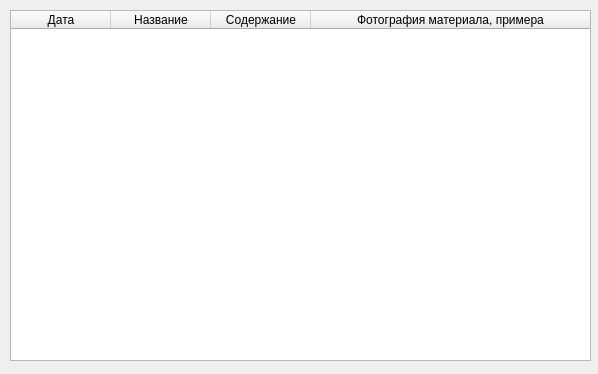
The window that ui/tasks.ui (OCCCAS/Yandex) describes before a commit, drawn with Qt 5.
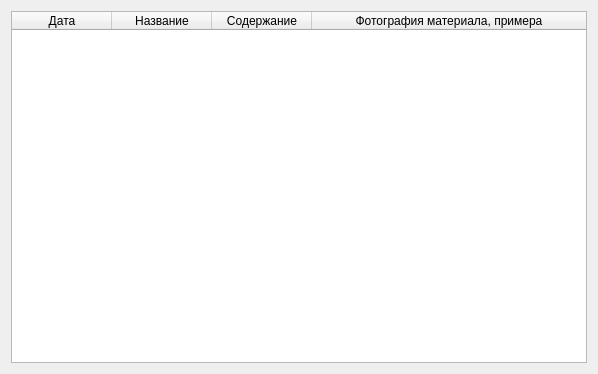
The same window after the commit.

Commit message: ui: used layouts

What changed in the file:
```diff
--- a/ui/tasks.ui
+++ b/ui/tasks.ui
@@ -13,18 +13,12 @@
   <property name="windowTitle">
    <string>Form</string>
   </property>
+  <layout class="QVBoxLayout" name="verticalLayout">
+   <item>
   <widget class="QTableWidget" name="tbl_tasks">
    <property name="enabled">
     <bool>true</bool>
    </property>
-   <property name="geometry">
-    <rect>
-     <x>10</x>
-     <y>10</y>
-     <width>581</width>
-     <height>351</height>
-    </rect>
-   </property>
    <property name="styleSheet">
     <string notr="true"/>
    </property>
@@ -94,6 +88,8 @@
     </property>
    </column>
   </widget>
+   </item>
+  </layout>
  </widget>
  <resources/>
  <connections/>
```
Lines whose indentation alone changed are shown as unchanged. The commit also changes 9 other files.
